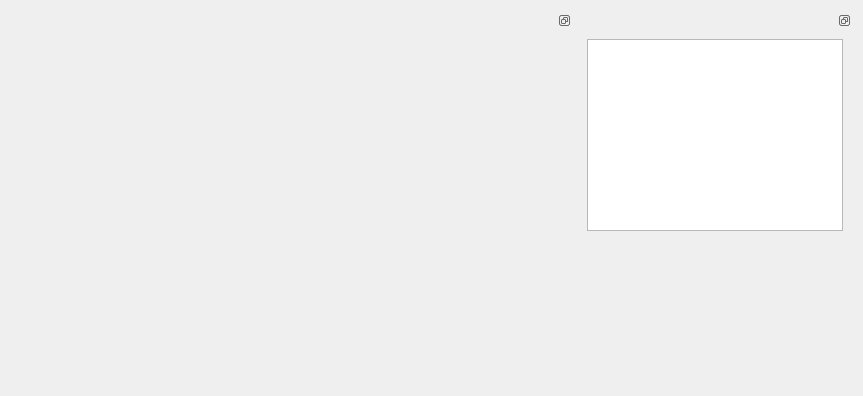
Old version of the form wscope.ui in the repository koalakoker/gSim.
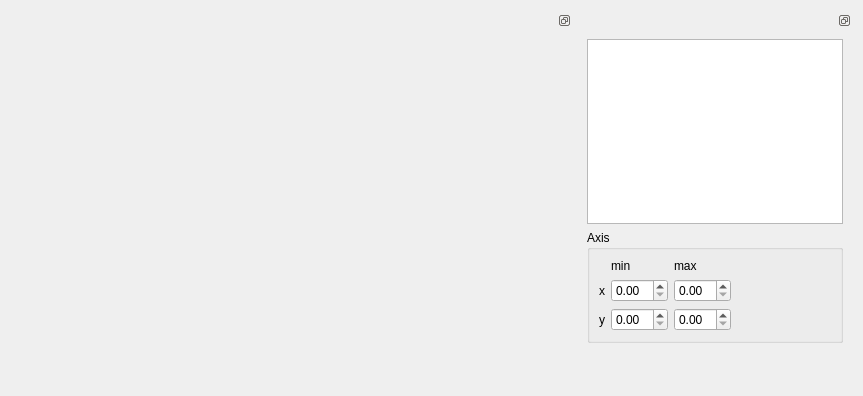
New version of the form. Custom widgets are drawn as their Qt base class.

Commit message: Added axis fields

Patch:
```diff
--- a/wscope.ui
+++ b/wscope.ui
@@ -57,6 +57,59 @@
        <item>
         <widget class="QListWidget" name="listPlot"/>
        </item>
+       <item>
+        <widget class="QGroupBox" name="groupBox">
+         <property name="title">
+          <string>Axis</string>
+         </property>
+         <layout class="QFormLayout" name="formLayout_2">
+          <item row="0" column="0">
+           <layout class="QGridLayout" name="gridLayout">
+            <item row="1" column="0">
+             <widget class="QLabel" name="label_2">
+              <property name="text">
+               <string>x</string>
+              </property>
+             </widget>
+            </item>
+            <item row="2" column="0">
+             <widget class="QLabel" name="label">
+              <property name="text">
+               <string>y</string>
+              </property>
+             </widget>
+            </item>
+            <item row="0" column="1">
+             <widget class="QLabel" name="label_3">
+              <property name="text">
+               <string>min</string>
+              </property>
+             </widget>
+            </item>
+            <item row="0" column="2">
+             <widget class="QLabel" name="label_4">
+              <property name="text">
+               <string>max</string>
+              </property>
+             </widget>
+            </item>
+            <item row="1" column="1">
+             <widget class="QDoubleSpinBox" name="xMin"/>
+            </item>
+            <item row="1" column="2">
+             <widget class="QDoubleSpinBox" name="xMax"/>
+            </item>
+            <item row="2" column="1">
+             <widget class="QDoubleSpinBox" name="yMin"/>
+            </item>
+            <item row="2" column="2">
+             <widget class="QDoubleSpinBox" name="yMax"/>
+            </item>
+           </layout>
+          </item>
+         </layout>
+        </widget>
+       </item>
        <item>
         <spacer name="verticalSpacer">
          <property name="orientation">
```
The commit also changes 2 other files.
